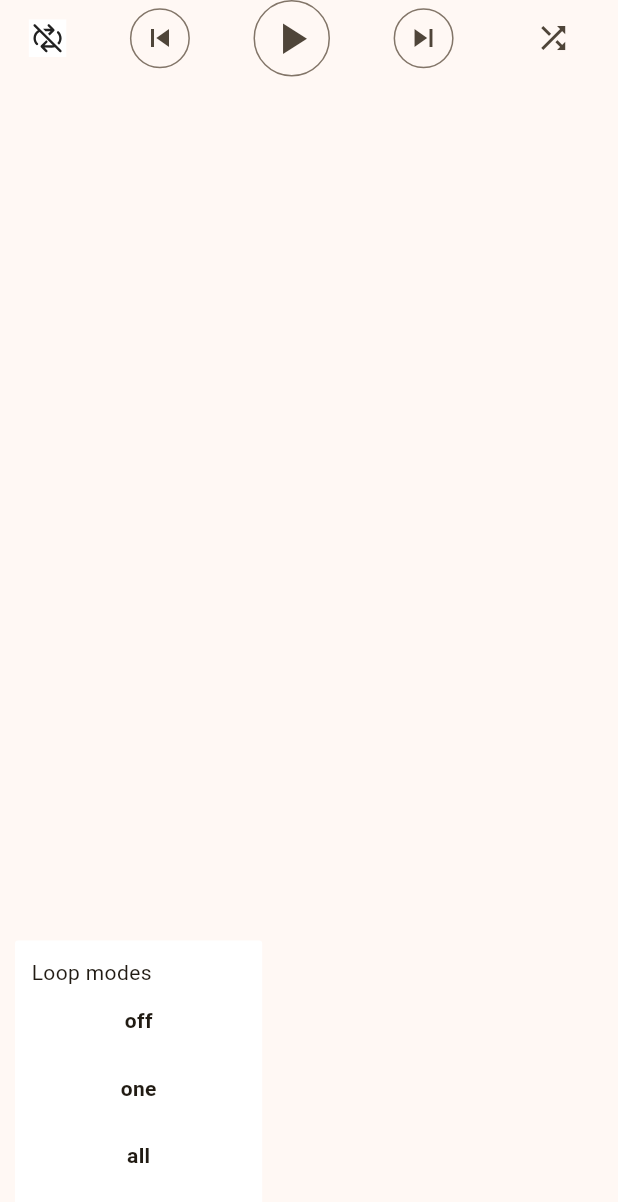
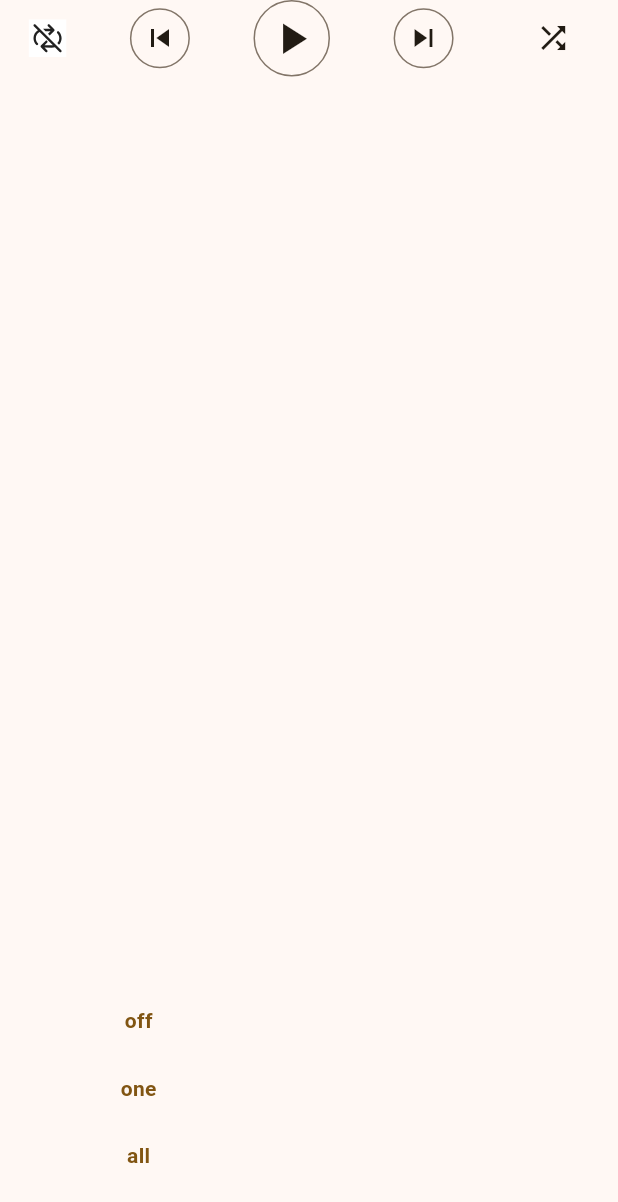
Before and after one commit to rans-rans/beatz, a Flutter app: the NowPlayingButtons widget shown alone on an empty page, opened directly, after a tap on an icon or button, on a phone screen of 412 x 824 dp. Shown: the top 1202 px of the screen. Run offline on Flutter 3.47's test engine with Material 3 defaults, Android fonts, the phone set to English and light mode, and no system bars; our stand-ins replace flutter_riverpod, flutter_svg, just_audio, just_audio_background, on_audio_query, permission_handler; missing offline and left inert: audio_metadata_reader, receive_sharing_intent.

Commit message:
fixed appearance between themes

```diff
--- a/lib/src/presentation/screens/music player/audio_player_screen.dart
+++ b/lib/src/presentation/screens/music player/audio_player_screen.dart
@@ -161,10 +161,7 @@ class _AudioPlayerScreenState extends ConsumerState<AudioPlayerScreen>
                                 children: [
                                   SizedBox(
                                     width: MediaQuery.sizeOf(context).width * 0.75,
-                                    child: const NowPlayingText(
-                                      fontSize: 16,
-                                      fontColor: Colors.white,
-                                    ),
+                                    child: const NowPlayingText(fontSize: 16),
                                   ),
                                 ],
                               ),
--- a/lib/src/presentation/screens/music player/widgets/now_playing_buttons.dart
+++ b/lib/src/presentation/screens/music player/widgets/now_playing_buttons.dart
@@ -16,6 +16,10 @@ class NowPlayingButtons extends ConsumerWidget {
         const SetLoopingButton(),
         IconButton.outlined(
           icon: const Icon(Icons.skip_previous),
+          color: Theme.of(context).colorScheme.onSurface,
+          style: IconButton.styleFrom(
+            backgroundColor: Theme.of(context).colorScheme.surface,
+          ),
           onPressed: () {
             // ref.read(audioPlayerProvider)?.seekToPrevious();
             ref.read(audioPlayerProvider)?.skipToPrevious();
@@ -24,6 +28,10 @@ class NowPlayingButtons extends ConsumerWidget {
         // the
         const PlayPauseButton(),
         IconButton.outlined(
+          color: Theme.of(context).colorScheme.onSurface,
+          style: IconButton.styleFrom(
+            backgroundColor: Theme.of(context).colorScheme.surface,
+          ),
           icon: const Icon(Icons.skip_next),
           onPressed: () {
             // ref.read(audioPlayerProvider)?.seekToNext();
--- a/lib/src/presentation/screens/music player/widgets/play_pause_button.dart
+++ b/lib/src/presentation/screens/music player/widgets/play_pause_button.dart
@@ -17,6 +17,10 @@ class PlayPauseButton extends ConsumerWidget {
           },
           child: IconButton.outlined(
             iconSize: 35,
+            color: Theme.of(context).colorScheme.onSurface,
+            style: IconButton.styleFrom(
+              backgroundColor: Theme.of(context).colorScheme.surface,
+            ),
             onPressed: () {
               if (snapshot.data ?? false) {
                 audioPlayer?.pause();
--- a/lib/src/presentation/screens/music player/widgets/set_looping_button.dart
+++ b/lib/src/presentation/screens/music player/widgets/set_looping_button.dart
@@ -39,13 +39,17 @@ class _SetLoopingButtonState extends ConsumerState<SetLoopingButton> {
                 width: MediaQuery.sizeOf(context).width * 0.4,
                 decoration: BoxDecoration(
                   borderRadius: BorderRadius.circular(2),
-                  color: Colors.white,
                 ),
                 padding: const EdgeInsets.all(11),
                 child: Column(
                   crossAxisAlignment: CrossAxisAlignment.start,
                   children: [
-                    const Text('Loop modes'),
+                    Text(
+                      'Loop modes',
+                      style: TextStyle(
+                        color: Theme.of(context).colorScheme.surface,
+                      ),
+                    ),
                     ...Loopmode.values.map((val) {
                       return InkWell(
                         onTap: () {
@@ -56,11 +60,13 @@ class _SetLoopingButtonState extends ConsumerState<SetLoopingButton> {
                         },
                         child: Container(
                           alignment: Alignment.center,
+                          color: Theme.of(context).colorScheme.surface,
                           height: 45,
                           child: Text(
                             val.name,
-                            style: const TextStyle(
+                            style: TextStyle(
                               fontWeight: FontWeight.bold,
+                              color: Theme.of(context).colorScheme.primary,
                             ),
                           ),
                         ),
--- a/lib/src/presentation/screens/music player/widgets/set_shuffle_button.dart
+++ b/lib/src/presentation/screens/music player/widgets/set_shuffle_button.dart
@@ -13,6 +13,10 @@ class SetShuffleButton extends ConsumerWidget {
       stream: ref.read(audioPlayerProvider)?.listenToShuffle,
       builder: (context, snapshot) {
         return IconButton(
+          color: Theme.of(context).colorScheme.onSurface,
+          style: IconButton.styleFrom(
+            backgroundColor: Theme.of(context).colorScheme.surface,
+          ),
           icon: Icon(
             switch (snapshot.data ?? false) {
               true => Icons.shuffle_on_outlined,
--- a/lib/src/presentation/shared/widgets/now_playing_text.dart
+++ b/lib/src/presentation/shared/widgets/now_playing_text.dart
@@ -5,9 +5,8 @@ import 'package:flutter/material.dart';
 import 'package:flutter_riverpod/flutter_riverpod.dart';
 
 class NowPlayingText extends ConsumerStatefulWidget {
-  final Color? fontColor;
   final double? fontSize;
-  const NowPlayingText({super.key, this.fontColor, this.fontSize});
+  const NowPlayingText({super.key, this.fontSize});
 
   @override
   ConsumerState<ConsumerStatefulWidget> createState() => _NowPlayingTextState();
@@ -64,7 +63,7 @@ class _NowPlayingTextState extends ConsumerState<NowPlayingText>
           maxLines: 1,
           softWrap: false,
           style: TextStyle(
-            color: widget.fontColor,
+            color: Theme.of(context).colorScheme.onPrimary,
             fontSize: widget.fontSize,
           ),
         );
```
Also changed, not shown: lib/src/presentation/shared/widgets/minimized_player.dart (+5 -5 lines).
